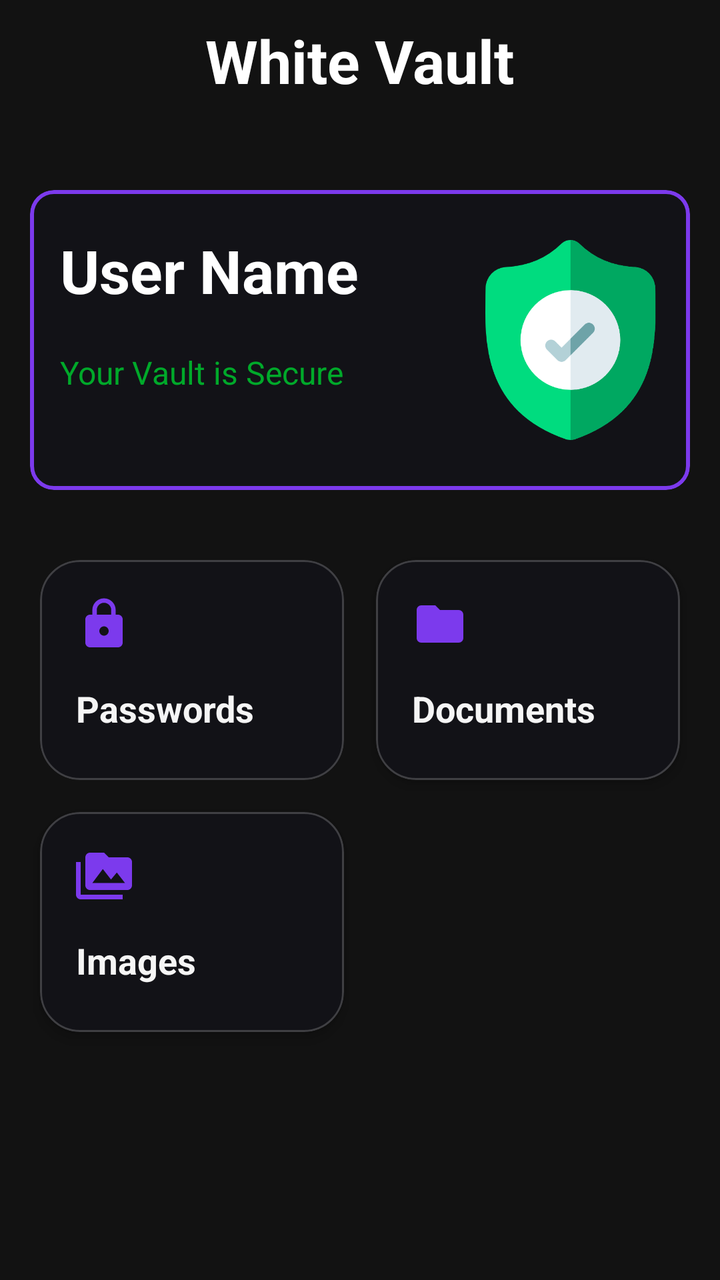
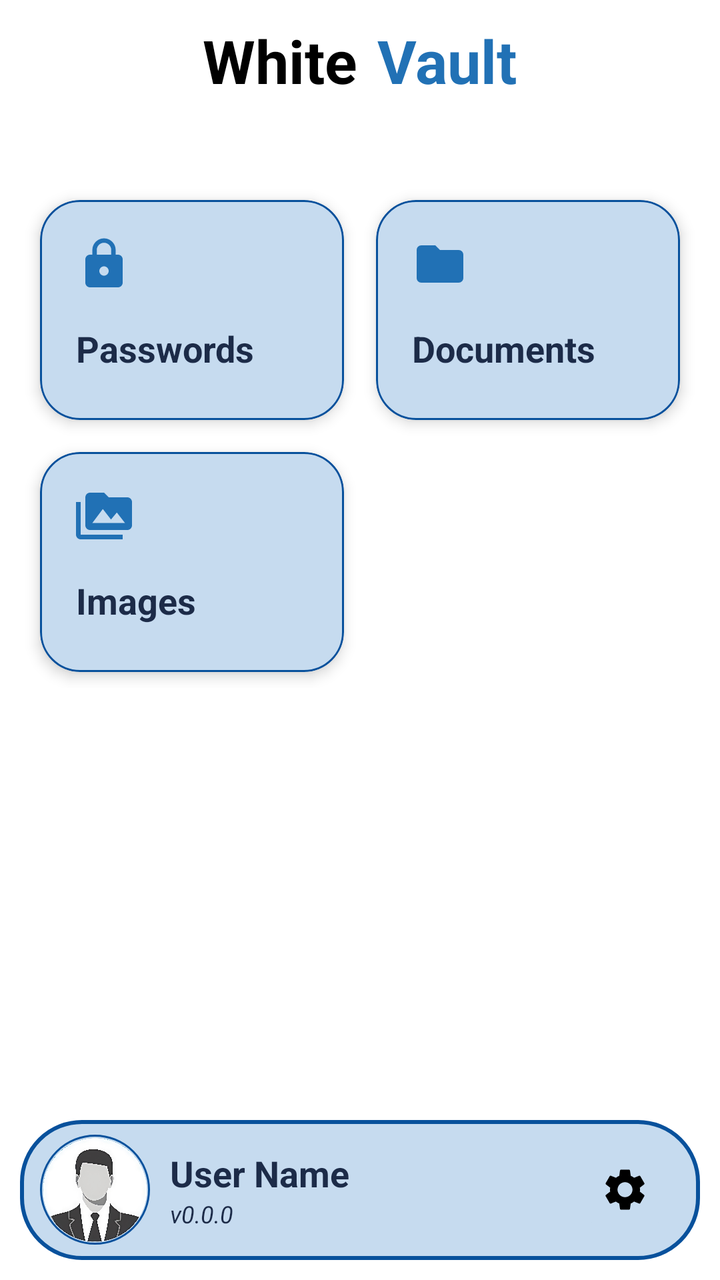

An Android layout rendered at two revisions. The XML below is the earlier revision; the diff shows what the commit changed to produce the second picture.
<!-- AndroidManifest.xml: application theme Theme.WhiteVault -->
<!-- res/layout/activity_main.xml -->
<?xml version="1.0" encoding="utf-8"?>
<RelativeLayout xmlns:android="http://schemas.android.com/apk/res/android"
    xmlns:app="http://schemas.android.com/apk/res-auto"
    xmlns:tools="http://schemas.android.com/tools"
    android:id="@+id/main"
    android:layout_width="match_parent"
    android:layout_height="match_parent"
    tools:context=".MainActivity"
    android:background="@color/background">

    <RelativeLayout
        android:layout_width="match_parent"
        android:layout_height="40dp"
        android:layout_marginTop="10dp">

        <TextView
            android:layout_width="wrap_content"
            android:layout_height="wrap_content"
            android:text="@string/app_name"
            android:textSize="30sp"
            android:fontFamily="sans-serif"
            android:textStyle="bold"
            android:textColor="@color/white"
            android:layout_centerHorizontal="true"/>

    </RelativeLayout>

    <LinearLayout
        android:layout_width="match_parent"
        android:layout_height="wrap_content"
        android:orientation="vertical"
        android:layout_marginTop="80dp">

        <com.google.android.material.card.MaterialCardView
            android:layout_width="match_parent"
            android:layout_height="150dp"
            android:layout_margin="15dp"
            app:cardBackgroundColor="@color/card"
            app:strokeWidth="2dp"
            app:strokeColor="@color/primary">

            <LinearLayout
                android:layout_width="match_parent"
                android:layout_height="match_parent"
                android:padding="10dp"
                android:orientation="horizontal">

                <RelativeLayout
                    android:layout_width="wrap_content"
                    android:layout_height="match_parent"
                    android:layout_marginStart="5dp">

                    <LinearLayout
                        android:layout_width="wrap_content"
                        android:layout_height="wrap_content"
                        android:orientation="vertical">

                        <TextView
                            android:id="@+id/text_user_name"
                            android:layout_width="wrap_content"
                            android:layout_height="wrap_content"
                            android:layout_marginTop="10dp"
                            android:layout_marginEnd="10dp"
                            android:text="User Name"
                            android:textSize="30sp"
                            android:textStyle="bold"
                            android:textColor="@color/white"/>

                        <TextView
                            android:layout_width="wrap_content"
                            android:layout_height="wrap_content"
                            android:layout_marginTop="20dp"
                            android:text="Your Vault is Secure"
                            android:textSize="16sp"
                            android:textColor="#00A92A"/>

                    </LinearLayout>

                </RelativeLayout>

                <RelativeLayout
                    android:layout_width="match_parent"
                    android:layout_height="match_parent">

                    <ImageView
                        android:layout_width="100dp"
                        android:layout_height="100dp"
                        android:src="@drawable/security_shield"
                        android:layout_centerHorizontal="true"
                        android:layout_centerVertical="true"
                        android:layout_alignParentEnd="true"/>

                </RelativeLayout>

            </LinearLayout>

        </com.google.android.material.card.MaterialCardView>

        <GridLayout
            android:layout_width="match_parent"
            android:layout_height="wrap_content"
            android:columnCount="2"
            android:rowCount="1"
            android:padding="12dp">

            
            <com.google.android.material.card.MaterialCardView
                android:id="@+id/card_password"
                android:layout_width="0dp"
                android:layout_height="110dp"
                android:layout_margin="8dp"
                android:layout_columnWeight="1"
                app:cardBackgroundColor="@color/card"
                app:cardCornerRadius="20dp"
                app:strokeColor="@color/stoke"
                app:strokeWidth="1dp"
                android:clickable="true"
                android:focusable="true">

                <LinearLayout
                    android:layout_width="match_parent"
                    android:layout_height="match_parent"
                    android:orientation="vertical"
                    android:padding="18dp">

                    <ImageView
                        android:layout_width="28dp"
                        android:layout_height="28dp"
                        android:src="@drawable/icon_lock"
                        app:tint="@color/primary"/>

                    <TextView
                        android:layout_width="wrap_content"
                        android:layout_height="wrap_content"
                        android:layout_marginTop="16dp"
                        android:text="Passwords"
                        android:textColor="#F5F5F5"
                        android:textSize="18sp"
                        android:textStyle="bold" />

                </LinearLayout>

            </com.google.android.material.card.MaterialCardView>


            
            <com.google.android.material.card.MaterialCardView
                android:id="@+id/card_document"
                android:layout_width="0dp"
                android:layout_height="110dp"
                android:layout_margin="8dp"
                android:layout_columnWeight="1"
                app:cardBackgroundColor="#121217"
                app:cardCornerRadius="20dp"
                app:cardElevation="4dp"
                app:strokeColor="#30FFFFFF"
                app:strokeWidth="1dp"
                android:clickable="true"
                android:focusable="true">

                <LinearLayout
                    android:layout_width="match_parent"
                    android:layout_height="match_parent"
                    android:orientation="vertical"
                    android:padding="18dp">

                    <ImageView
                        android:layout_width="28dp"
                        android:layout_height="28dp"
                        android:src="@drawable/icon_folder"
                        app:tint="@color/primary" />

                    <TextView
                        android:layout_width="wrap_content"
                        android:layout_height="wrap_content"
                        android:layout_marginTop="16dp"
                        android:text="Documents"
                        android:textColor="#F5F5F5"
                        android:textSize="18sp"
                        android:textStyle="bold" />

                </LinearLayout>

            </com.google.android.material.card.MaterialCardView>

            
            <com.google.android.material.card.MaterialCardView
                android:id="@+id/card_image"
                android:layout_width="0dp"
                android:layout_height="110dp"
                android:layout_margin="8dp"
                android:layout_columnWeight="1"
                app:cardBackgroundColor="#121217"
                app:cardCornerRadius="20dp"
                app:cardElevation="4dp"
                app:strokeColor="#30FFFFFF"
                app:strokeWidth="1dp"
                android:clickable="true"
                android:focusable="true">

                <LinearLayout
                    android:layout_width="match_parent"
                    android:layout_height="match_parent"
                    android:orientation="vertical"
                    android:padding="18dp">

                    <ImageView
                        android:layout_width="28dp"
                        android:layout_height="28dp"
                        android:src="@drawable/icon_image_folder"
                        app:tint="@color/primary" />

                    <TextView
                        android:layout_width="wrap_content"
                        android:layout_height="wrap_content"
                        android:layout_marginTop="16dp"
                        android:text="Images"
                        android:textColor="#F5F5F5"
                        android:textSize="18sp"
                        android:textStyle="bold" />

                </LinearLayout>

            </com.google.android.material.card.MaterialCardView>

        </GridLayout>
    </LinearLayout>

</RelativeLayout>
<!-- resources referenced by this layout -->
<resources>
  <color name="background">#121212</color>
  <color name="card">#121217</color>
  <color name="primary">#7C3AED</color>
  <color name="stoke">#30FFFFFF</color>
  <color name="white">#FFFFFFFF</color>
  <!-- drawable icon_folder (drawable) -->
  <vector xmlns:android="http://schemas.android.com/apk/res/android" android:height="24dp" android:tint="#000000" android:viewportHeight="24" android:viewportWidth="24" android:width="24dp">
        
      <path android:fillColor="@android:color/white" android:pathData="M10,4H4c-1.1,0 -1.99,0.9 -1.99,2L2,18c0,1.1 0.9,2 2,2h16c1.1,0 2,-0.9 2,-2V8c0,-1.1 -0.9,-2 -2,-2h-8l-2,-2z"/>
      
  </vector>
  <!-- drawable icon_image_folder (drawable) -->
  <vector xmlns:android="http://schemas.android.com/apk/res/android" android:height="24dp" android:tint="#000000" android:viewportHeight="24" android:viewportWidth="24" android:width="24dp">
        
      <path android:fillColor="@android:color/white" android:pathData="M2,6L0,6v5h0.01L0,20c0,1.1 0.9,2 2,2h18v-2L2,20L2,6zM22,4h-8l-2,-2L6,2c-1.1,0 -1.99,0.9 -1.99,2L4,16c0,1.1 0.9,2 2,2h16c1.1,0 2,-0.9 2,-2L24,6c0,-1.1 -0.9,-2 -2,-2zM7,15l4.5,-6 3.5,4.51 2.5,-3.01L21,15L7,15z"/>
      
  </vector>
  <!-- drawable icon_lock (drawable) -->
  <vector xmlns:android="http://schemas.android.com/apk/res/android" android:height="24dp" android:tint="#000000" android:viewportHeight="24" android:viewportWidth="24" android:width="24dp">
        
      <path android:fillColor="@android:color/white" android:pathData="M18,8h-1L17,6c0,-2.76 -2.24,-5 -5,-5S7,3.24 7,6v2L6,8c-1.1,0 -2,0.9 -2,2v10c0,1.1 0.9,2 2,2h12c1.1,0 2,-0.9 2,-2L20,10c0,-1.1 -0.9,-2 -2,-2zM12,17c-1.1,0 -2,-0.9 -2,-2s0.9,-2 2,-2 2,0.9 2,2 -0.9,2 -2,2zM15.1,8L8.9,8L8.9,6c0,-1.71 1.39,-3.1 3.1,-3.1 1.71,0 3.1,1.39 3.1,3.1v2z"/>
      
  </vector>
  <!-- drawable security_shield: png bitmap (drawable, 19143 bytes) -->
  <string name="app_name">White Vault</string>
  <style name="Theme.WhiteVault" parent="Base.Theme.WhiteVault" />
  <style name="Base.Theme.WhiteVault" parent="Theme.Material3.DayNight.NoActionBar">
          
          
      </style>
</resources>

<!-- the commit's change to res/layout/activity_main.xml (unified diff, before → after) -->
@@ -6,224 +6,244 @@
     android:layout_width="match_parent"
     android:layout_height="match_parent"
     tools:context=".MainActivity"
-    android:background="@color/background">
+    android:background="@color/primary">
 
     <RelativeLayout
         android:layout_width="match_parent"
-        android:layout_height="40dp"
-        android:layout_marginTop="10dp">
-
-        <TextView
-            android:layout_width="wrap_content"
+        android:layout_height="match_parent"
+        android:background="@color/white">
+
+        <LinearLayout
+            android:layout_width="match_parent"
+            android:layout_height="40dp"
+            android:layout_marginTop="10dp"
+            android:orientation="horizontal"
+            android:gravity="center">
+
+            <TextView
+                android:layout_width="wrap_content"
+                android:layout_height="wrap_content"
+                android:layout_marginEnd="5dp"
+                android:text="White"
+                android:textSize="30sp"
+                android:fontFamily="sans-serif"
+                android:textStyle="bold"
+                android:textColor="@color/black"/>
+            <TextView
+                android:layout_width="wrap_content"
+                android:layout_height="wrap_content"
+                android:layout_marginStart="5dp"
+                android:text="Vault"
+                android:textSize="30sp"
+                android:fontFamily="sans-serif"
+                android:textStyle="bold"
+                android:textColor="@color/primary"/>
+
+        </LinearLayout>
+
+        <LinearLayout
+            android:layout_width="match_parent"
             android:layout_height="wrap_content"
-            android:text="@string/app_name"
-            android:textSize="30sp"
-            android:fontFamily="sans-serif"
-            android:textStyle="bold"
-            android:textColor="@color/white"
-            android:layout_centerHorizontal="true"/>
-
-    </RelativeLayout>
-
-    <LinearLayout
-        android:layout_width="match_parent"
-        android:layout_height="wrap_content"
-        android:orientation="vertical"
-        android:layout_marginTop="80dp">
-
-        <com.google.android.material.card.MaterialCardView
-            android:layout_width="match_parent"
-            android:layout_height="150dp"
-            android:layout_margin="15dp"
-            app:cardBackgroundColor="@color/card"
-            app:strokeWidth="2dp"
-            app:strokeColor="@color/primary">
-
-            <LinearLayout
+            android:orientation="vertical"
+            android:layout_marginTop="80dp">
+
+            <GridLayout
                 android:layout_width="match_parent"
-                android:layout_height="match_parent"
-                android:padding="10dp"
-                android:orientation="horizontal">
-
-                <RelativeLayout
-                    android:layout_width="wrap_content"
-                    android:layout_height="match_parent"
-                    android:layout_marginStart="5dp">
+                android:layout_height="wrap_content"
+                android:columnCount="2"
+                android:rowCount="1"
+                android:padding="12dp">
+
+                
+                <com.google.android.material.card.MaterialCardView
+                    android:id="@+id/card_password"
+                    android:layout_width="0dp"
+                    android:layout_height="110dp"
+                    android:layout_margin="8dp"
+                    android:layout_columnWeight="1"
+                    app:cardBackgroundColor="@color/card"
+                    app:cardCornerRadius="20dp"
+                    app:cardElevation="4dp"
+                    app:strokeColor="@color/stoke"
+                    app:strokeWidth="1dp"
+                    android:clickable="true"
+                    android:focusable="true">
 
                     <LinearLayout
-                        android:layout_width="wrap_content"
-                        android:layout_height="wrap_content"
-                        android:orientation="vertical">
-
-                        <TextView
-                            android:id="@+id/text_user_name"
-                            android:layout_width="wrap_content"
-                            android:layout_height="wrap_content"
-                            android:layout_marginTop="10dp"
-                            android:layout_marginEnd="10dp"
-                            android:text="User Name"
-                            android:textSize="30sp"
-                            android:textStyle="bold"
-                            android:textColor="@color/white"/>
+                        android:layout_width="match_parent"
+                        android:layout_height="match_parent"
+                        android:orientation="vertical"
+                        android:padding="18dp">
+
+                        <ImageView
+                            android:layout_width="28dp"
+                            android:layout_height="28dp"
+                            android:src="@drawable/icon_lock"
+                            app:tint="@color/primary"/>
 
                         <TextView
                             android:layout_width="wrap_content"
                             android:layout_height="wrap_content"
-                            android:layout_marginTop="20dp"
-                            android:text="Your Vault is Secure"
-                            android:textSize="16sp"
-                            android:textColor="#00A92A"/>
+                            android:layout_marginTop="16dp"
+                            android:text="Passwords"
+                            android:textColor="@color/text"
+                            android:textSize="18sp"
+                            android:textStyle="bold" />
 
                     </LinearLayout>
 
-                </RelativeLayout>
-
-                <RelativeLayout
-                    android:layout_width="match_parent"
-                    android:layout_height="match_parent">
-
-                    <ImageView
-                        android:layout_width="100dp"
-                        android:layout_height="100dp"
-                        android:src="@drawable/security_shield"
-                        android:layout_centerHorizontal="true"
-                        android:layout_centerVertical="true"
-                        android:layout_alignParentEnd="true"/>
-
-                </RelativeLayout>
-
-            </LinearLayout>
-
-        </com.google.android.material.card.MaterialCardView>
-
-        <GridLayout
+                </com.google.android.material.card.MaterialCardView>
+
+
+                
+                <com.google.android.material.card.MaterialCardView
+                    android:id="@+id/card_document"
+                    android:layout_width="0dp"
+                    android:layout_height="110dp"
+                    android:layout_margin="8dp"
+                    android:layout_columnWeight="1"
+                    app:cardBackgroundColor="@color/card"
+                    app:cardCornerRadius="20dp"
+                    app:cardElevation="4dp"
+                    app:strokeColor="@color/stoke"
+                    app:strokeWidth="1dp"
+                    android:clickable="true"
+                    android:focusable="true">
+
+                    <LinearLayout
+                        android:layout_width="match_parent"
+                        android:layout_height="match_parent"
+                        android:orientation="vertical"
+                        android:padding="18dp">
+
+                        <ImageView
+                            android:layout_width="28dp"
+                            android:layout_height="28dp"
+                            android:src="@drawable/icon_folder"
+                            app:tint="@color/primary" />
+
+                        <TextView
+                            android:layout_width="wrap_content"
+                            android:layout_height="wrap_content"
+                            android:layout_marginTop="16dp"
+                            android:text="Documents"
+                            android:textColor="@color/text"
+                            android:textSize="18sp"
+                            android:textStyle="bold" />
+
+                    </LinearLayout>
+
+                </com.google.android.material.card.MaterialCardView>
+
+                
+                <com.google.android.material.card.MaterialCardView
+                    android:id="@+id/card_image"
+                    android:layout_width="0dp"
+                    android:layout_height="110dp"
+                    android:layout_margin="8dp"
+                    android:layout_columnWeight="1"
+                    app:cardBackgroundColor="@color/card"
+                    app:cardCornerRadius="20dp"
+                    app:cardElevation="4dp"
+                    app:strokeColor="@color/stoke"
+                    app:strokeWidth="1dp"
+                    android:clickable="true"
+                    android:focusable="true">
+
+                    <LinearLayout
+                        android:layout_width="match_parent"
+                        android:layout_height="match_parent"
+                        android:orientation="vertical"
+                        android:padding="18dp">
+
+                        <ImageView
+                            android:layout_width="28dp"
+                            android:layout_height="28dp"
+                            android:src="@drawable/icon_image_folder"
+                            app:tint="@color/primary" />
+
+                        <TextView
+                            android:layout_width="wrap_content"
+                            android:layout_height="wrap_content"
+                            android:layout_marginTop="16dp"
+                            android:text="Images"
+                            android:textColor="@color/text"
+                            android:textSize="18sp"
+                            android:textStyle="bold" />
+
+                    </LinearLayout>
+
+                </com.google.android.material.card.MaterialCardView>
+
+            </GridLayout>
+        </LinearLayout>
+
+        <RelativeLayout
             android:layout_width="match_parent"
-            android:layout_height="wrap_content"
-            android:columnCount="2"
-            android:rowCount="1"
-            android:padding="12dp">
-
-            
-            <com.google.android.material.card.MaterialCardView
-                android:id="@+id/card_password"
-                android:layout_width="0dp"
-                android:layout_height="110dp"
-                android:layout_margin="8dp"
-                android:layout_columnWeight="1"
-                app:cardBackgroundColor="@color/card"
-                app:cardCornerRadius="20dp"
-                app:strokeColor="@color/stoke"
-                app:strokeWidth="1dp"
-                android:clickable="true"
-                android:focusable="true">
+            android:layout_height="70dp"
+            android:layout_alignParentBottom="true"
+            android:background="@drawable/home_page_bar"
+            android:layout_marginStart="10dp"
+            android:layout_marginEnd="10dp"
+            android:layout_marginBottom="10dp"
+            android:padding="5dp">
+
+            <LinearLayout
+                android:layout_width="wrap_content"
+                android:layout_height="wrap_content"
+                android:orientation="horizontal"
+                android:layout_centerVertical="true"
+                android:gravity="center">
+
+                <ImageView
+                    android:layout_width="55dp"
+                    android:layout_height="55dp"
+                    android:background="@drawable/profile_photo"
+                    android:layout_marginStart="5dp"
+                    android:src="@drawable/dp"/>
 
                 <LinearLayout
-                    android:layout_width="match_parent"
-                    android:layout_height="match_parent"
+                    android:layout_width="wrap_content"
+                    android:layout_height="wrap_content"
                     android:orientation="vertical"
-                    android:padding="18dp">
-
-                    <ImageView
-                        android:layout_width="28dp"
-                        android:layout_height="28dp"
-                        android:src="@drawable/icon_lock"
-                        app:tint="@color/primary"/>
+                    android:layout_marginStart="10dp">
 
                     <TextView
+                        android:id="@+id/text_user_name"
                         android:layout_width="wrap_content"
                         android:layout_height="wrap_content"
-                        android:layout_marginTop="16dp"
-                        android:text="Passwords"
-                        android:textColor="#F5F5F5"
+                        android:text="User Name"
+                        android:textColor="@color/text"
                         android:textSize="18sp"
-                        android:textStyle="bold" />
-
-                </LinearLayout>
-
-            </com.google.android.material.card.MaterialCardView>
-
-
-            
-            <com.google.android.material.card.MaterialCardView
-                android:id="@+id/card_document"
-                android:layout_width="0dp"
-                android:layout_height="110dp"
-                android:layout_margin="8dp"
-                android:layout_columnWeight="1"
-                app:cardBackgroundColor="#121217"
-                app:cardCornerRadius="20dp"
-                app:cardElevation="4dp"
-                app:strokeColor="#30FFFFFF"
-                app:strokeWidth="1dp"
-                android:clickable="true"
-                android:focusable="true">
-
-                <LinearLayout
-                    android:layout_width="match_parent"
-                    android:layout_height="match_parent"
-                    android:orientation="vertical"
-                    android:padding="18dp">
-
-                    <ImageView
-                        android:layout_width="28dp"
-                        android:layout_height="28dp"
-                        android:src="@drawable/icon_folder"
-                        app:tint="@color/primary" />
+                        android:textStyle="bold"
+                        android:fontFamily="sans-serif"/>
 
                     <TextView
+                        android:id="@+id/text_version"
                         android:layout_width="wrap_content"
                         android:layout_height="wrap_content"
-                        android:layout_marginTop="16dp"
-                        android:text="Documents"
-                        android:textColor="#F5F5F5"
-                        android:textSize="18sp"
-                        android:textStyle="bold" />
+                        android:text="v0.0.0"
+                        android:textColor="@color/text"
+                        android:textSize="12dp"
+                        android:textStyle="italic"
+                        android:fontFamily="sans-serif"/>
 
                 </LinearLayout>
 
-            </com.google.android.material.card.MaterialCardView>
-
-            
-            <com.google.android.material.card.MaterialCardView
-                android:id="@+id/card_image"
-                android:layout_width="0dp"
-                android:layout_height="110dp"
-                android:layout_margin="8dp"
-                android:layout_columnWeight="1"
-                app:cardBackgroundColor="#121217"
-                app:cardCornerRadius="20dp"
-                app:cardElevation="4dp"
-                app:strokeColor="#30FFFFFF"
-                app:strokeWidth="1dp"
-                android:clickable="true"
-                android:focusable="true">
-
-                <LinearLayout
-                    android:layout_width="match_parent"
-                    android:layout_height="match_parent"
-                    android:orientation="vertical"
-                    android:padding="18dp">
-
-                    <ImageView
-                        android:layout_width="28dp"
-                        android:layout_height="28dp"
-                        android:src="@drawable/icon_image_folder"
-                        app:tint="@color/primary" />
-
-                    <TextView
-                        android:layout_width="wrap_content"
-                        android:layout_height="wrap_content"
-                        android:layout_marginTop="16dp"
-                        android:text="Images"
-                        android:textColor="#F5F5F5"
-                        android:textSize="18sp"
-                        android:textStyle="bold" />
-
-                </LinearLayout>
-
-            </com.google.android.material.card.MaterialCardView>
-
-        </GridLayout>
-    </LinearLayout>
+            </LinearLayout>
+
+            <ImageButton
+                android:layout_width="45dp"
+                android:layout_height="45dp"
+                android:layout_alignParentEnd="true"
+                android:layout_centerVertical="true"
+                android:layout_marginEnd="10dp"
+                android:src="@drawable/icon_settings"
+                android:scaleType="centerCrop"
+                android:backgroundTint="@color/card"/>
+
+        </RelativeLayout>
+
+    </RelativeLayout>
 
 </RelativeLayout>
<!-- resource entries referenced after the edit -->
@@ -1,10 +1,20 @@
 <!-- resources referenced by this layout -->
 <resources>
-  <color name="background">#121212</color>
-  <color name="card">#121217</color>
-  <color name="primary">#7C3AED</color>
-  <color name="stoke">#30FFFFFF</color>
+  <color name="black">#FF000000</color>
+  <color name="card">#C6DBEF</color>
+  <color name="primary">#2171B5</color>
+  <color name="stoke">#08519C</color>
+  <color name="text">#1C2B48</color>
   <color name="white">#FFFFFFFF</color>
+  <!-- drawable dp: png bitmap (drawable, 408651 bytes) -->
+  <!-- drawable home_page_bar (drawable) -->
+  <?xml version="1.0" encoding="utf-8"?>
+  <shape xmlns:android="http://schemas.android.com/apk/res/android">
+      <solid android:color="@color/card"/>
+      <corners android:radius="30dp"/>
+      <stroke android:color="@color/stoke" android:width="2dp"/>
+  
+  </shape>
   <!-- drawable icon_folder (drawable) -->
   <vector xmlns:android="http://schemas.android.com/apk/res/android" android:height="24dp" android:tint="#000000" android:viewportHeight="24" android:viewportWidth="24" android:width="24dp">
         
@@ -23,8 +33,18 @@
       <path android:fillColor="@android:color/white" android:pathData="M18,8h-1L17,6c0,-2.76 -2.24,-5 -5,-5S7,3.24 7,6v2L6,8c-1.1,0 -2,0.9 -2,2v10c0,1.1 0.9,2 2,2h12c1.1,0 2,-0.9 2,-2L20,10c0,-1.1 -0.9,-2 -2,-2zM12,17c-1.1,0 -2,-0.9 -2,-2s0.9,-2 2,-2 2,0.9 2,2 -0.9,2 -2,2zM15.1,8L8.9,8L8.9,6c0,-1.71 1.39,-3.1 3.1,-3.1 1.71,0 3.1,1.39 3.1,3.1v2z"/>
       
   </vector>
-  <!-- drawable security_shield: png bitmap (drawable, 19143 bytes) -->
-  <string name="app_name">White Vault</string>
+  <!-- drawable icon_settings (drawable) -->
+  <vector xmlns:android="http://schemas.android.com/apk/res/android" android:height="24dp" android:tint="#000000" android:viewportHeight="24" android:viewportWidth="24" android:width="24dp">
+        
+      <path android:fillColor="@android:color/white" android:pathData="M19.14,12.94c0.04,-0.3 0.06,-0.61 0.06,-0.94c0,-0.32 -0.02,-0.64 -0.07,-0.94l2.03,-1.58c0.18,-0.14 0.23,-0.41 0.12,-0.61l-1.92,-3.32c-0.12,-0.22 -0.37,-0.29 -0.59,-0.22l-2.39,0.96c-0.5,-0.38 -1.03,-0.7 -1.62,-0.94L14.4,2.81c-0.04,-0.24 -0.24,-0.41 -0.48,-0.41h-3.84c-0.24,0 -0.43,0.17 -0.47,0.41L9.25,5.35C8.66,5.59 8.12,5.92 7.63,6.29L5.24,5.33c-0.22,-0.08 -0.47,0 -0.59,0.22L2.74,8.87C2.62,9.08 2.66,9.34 2.86,9.48l2.03,1.58C4.84,11.36 4.8,11.69 4.8,12s0.02,0.64 0.07,0.94l-2.03,1.58c-0.18,0.14 -0.23,0.41 -0.12,0.61l1.92,3.32c0.12,0.22 0.37,0.29 0.59,0.22l2.39,-0.96c0.5,0.38 1.03,0.7 1.62,0.94l0.36,2.54c0.05,0.24 0.24,0.41 0.48,0.41h3.84c0.24,0 0.44,-0.17 0.47,-0.41l0.36,-2.54c0.59,-0.24 1.13,-0.56 1.62,-0.94l2.39,0.96c0.22,0.08 0.47,0 0.59,-0.22l1.92,-3.32c0.12,-0.22 0.07,-0.47 -0.12,-0.61L19.14,12.94zM12,15.6c-1.98,0 -3.6,-1.62 -3.6,-3.6s1.62,-3.6 3.6,-3.6s3.6,1.62 3.6,3.6S13.98,15.6 12,15.6z"/>
+      
+  </vector>
+  <!-- drawable profile_photo (drawable) -->
+  <?xml version="1.0" encoding="utf-8"?>
+  <shape xmlns:android="http://schemas.android.com/apk/res/android" android:shape="oval">
+      <stroke android:color="@color/stoke" android:width="1dp"/>
+  
+  </shape>
   <style name="Theme.WhiteVault" parent="Base.Theme.WhiteVault" />
   <style name="Base.Theme.WhiteVault" parent="Theme.Material3.DayNight.NoActionBar">
           
